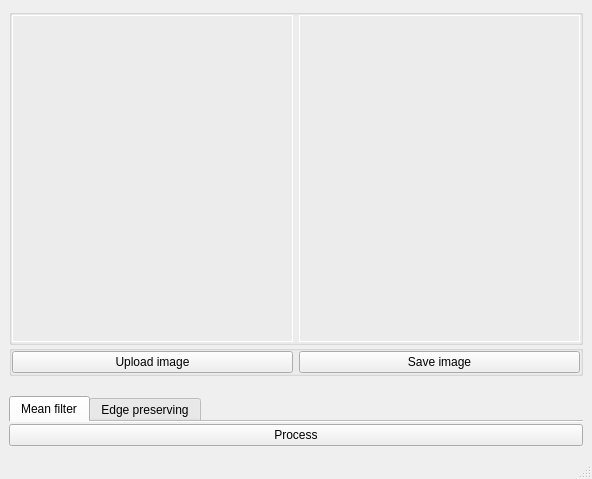
This is ui/main_window.ui in aleksey-lihodievski/afm-image-processing as Qt 5 draws it before an edit. The edited form follows.
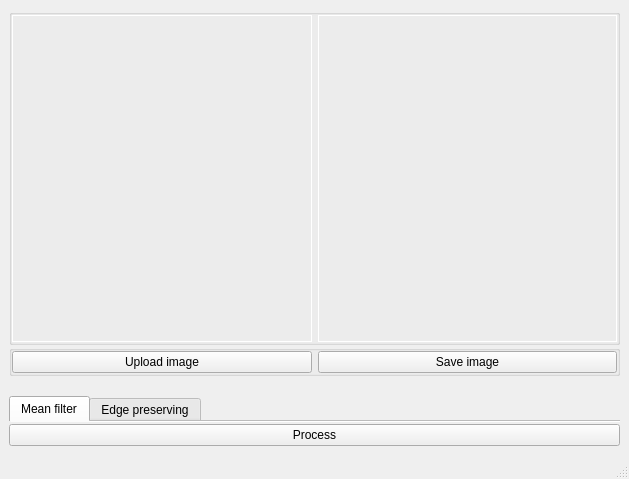
This is the edited form.

What changed in the file:
```diff
--- a/ui/main_window.ui
+++ b/ui/main_window.ui
@@ -6,7 +6,7 @@
    <rect>
     <x>0</x>
     <y>0</y>
-    <width>592</width>
+    <width>629</width>
     <height>479</height>
    </rect>
   </property>
```
